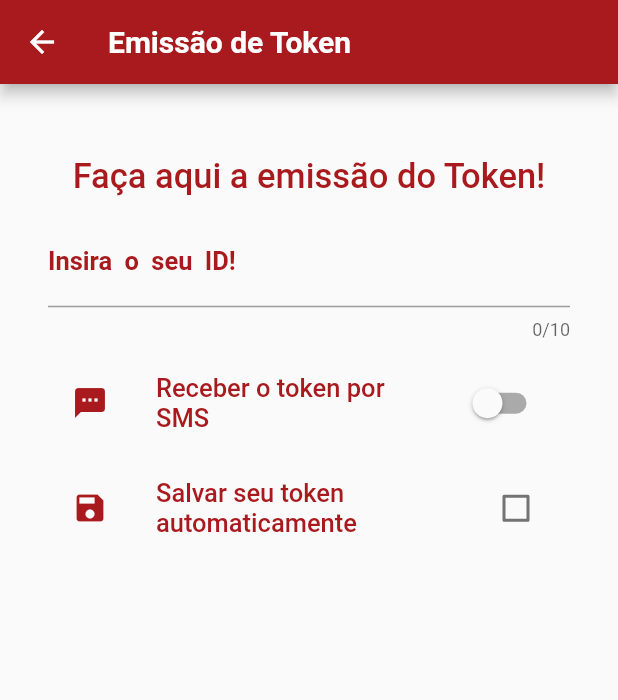
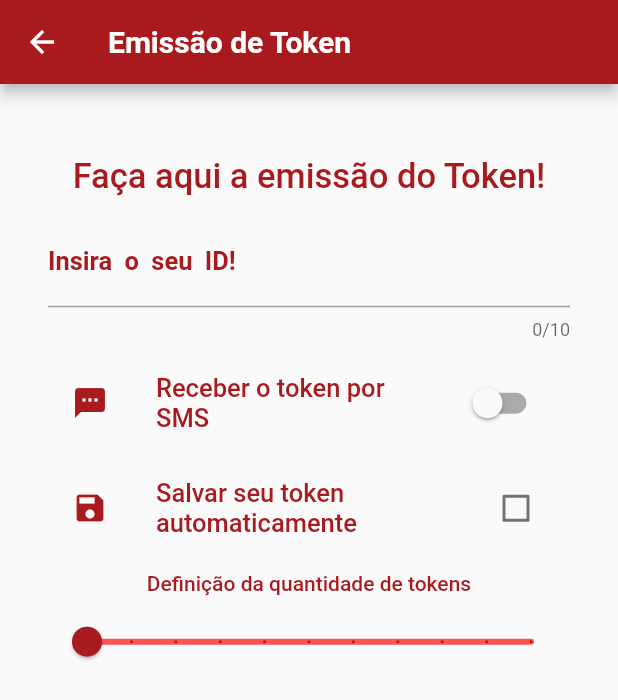
Before and after one commit to GuiQRSM/-Alcool-ou-Gasolina-, a Flutter app: the TokenFrame screen opened directly, on a phone screen of 412 x 824 dp. Shown: the top 700 px of the screen. Run offline on Flutter 3.47's test engine with Material 2 defaults, Android fonts, the phone set to English and light mode, and no system bars.

Commit message:
Implement in Scaffold() which is returned by the stfu structure of 'TokenFrame' inside the 'children: <Widget>[]' attribute of the Column() class a Padding() class that receives a Text() class and a Slider() class .

```diff
--- a/lib/Token_Frame.dart
+++ b/lib/Token_Frame.dart
@@ -13,6 +13,8 @@ class _TokenFrameState extends State<TokenFrame> {
   var primeColor = Color.fromARGB(255, 168, 26, 29);
   var _activeSwi = false;
   var _checkActive = false;
+  var _sliderValue = 0.0;
+  var _labelEvo = "";
 
   @override
   Widget build(BuildContext context) {
@@ -107,6 +109,35 @@ class _TokenFrameState extends State<TokenFrame> {
                       });
                     }),
               ),
+              Padding(
+                  padding: EdgeInsets.only(top: 14, bottom: 5),
+                child: Text(
+                  "Definição da quantidade de tokens",
+                  style: TextStyle(
+                      fontSize: 14,
+                      fontWeight: FontWeight.w500,
+                      color: primeColor
+                  ),
+                ),
+              ),
+              Padding(
+                padding: EdgeInsets.only(top: 2),
+                child: Slider(
+                    value: _sliderValue,
+                    min: 0,
+                    max: 10,
+                    label: _labelEvo,
+                    divisions: 10,
+                    activeColor: primeColor,
+                    inactiveColor: Colors.redAccent,
+                    onChanged: (double? evo){
+                      setState(() {
+                        _sliderValue = evo!;
+                        _labelEvo = "Quantidade de tokens: $_sliderValue";
+                      });
+                    },
+                ),
+              ),
             ],
           ),
         ),
```
